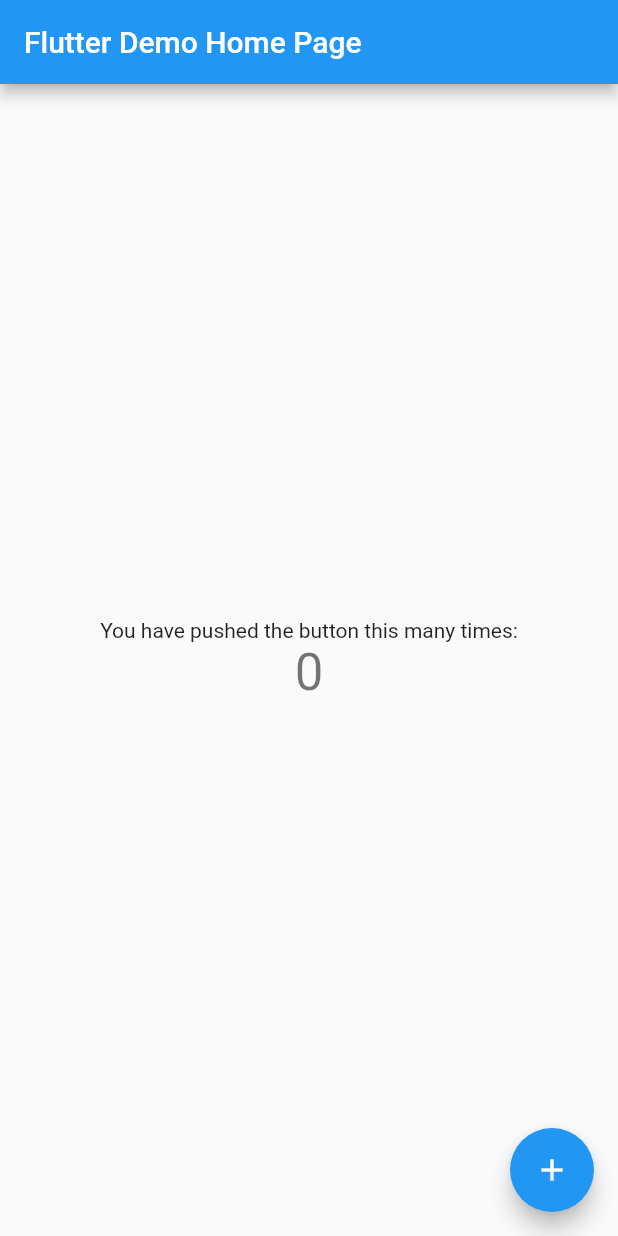
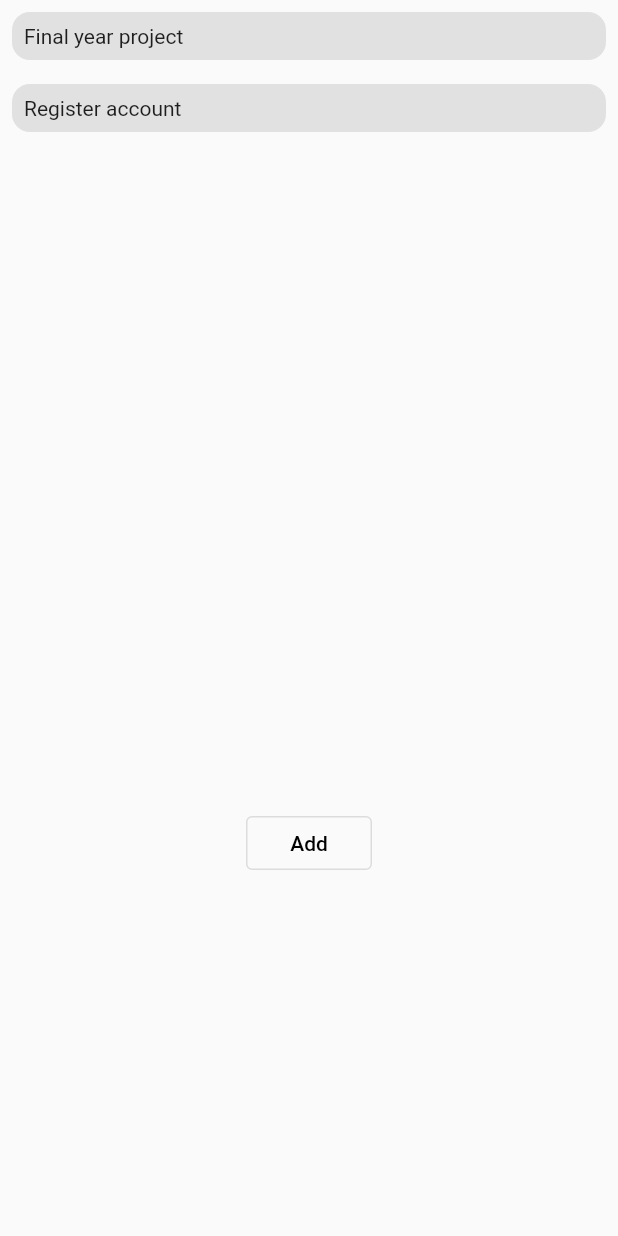
Before and after one commit to Xavier-IV/dev.zafranudin.app.todo_app, a Flutter app: the screen it shows after launch, on a phone screen of 412 x 824 dp. Run offline on Flutter 3.47's test engine with Material 2 defaults, Android fonts, the phone set to English and light mode, and no system bars.

Commit message:
#1 Add todo backbone

```diff
--- a/lib/main.dart
+++ b/lib/main.dart
@@ -1,4 +1,6 @@
 import 'package:flutter/material.dart';
+import 'package:flutter/services.dart';
+import 'package:todo_app/ui/screen/todo/todo_screen.dart';
 
 void main() {
   runApp(const MyApp());
@@ -7,109 +9,15 @@ void main() {
 class MyApp extends StatelessWidget {
   const MyApp({Key? key}) : super(key: key);
 
-  // This widget is the root of your application.
   @override
   Widget build(BuildContext context) {
     return MaterialApp(
+      debugShowCheckedModeBanner: false,
       title: 'Flutter Demo',
       theme: ThemeData(
-        // This is the theme of your application.
-        //
-        // Try running your application with "flutter run". You'll see the
-        // application has a blue toolbar. Then, without quitting the app, try
-        // changing the primarySwatch below to Colors.green and then invoke
-        // "hot reload" (press "r" in the console where you ran "flutter run",
-        // or simply save your changes to "hot reload" in a Flutter IDE).
-        // Notice that the counter didn't reset back to zero; the application
-        // is not restarted.
         primarySwatch: Colors.blue,
       ),
-      home: const MyHomePage(title: 'Flutter Demo Home Page'),
+      home: const TodoScreen(),
     );
   }
 }
-
-class MyHomePage extends StatefulWidget {
-  const MyHomePage({Key? key, required this.title}) : super(key: key);
-
-  // This widget is the home page of your application. It is stateful, meaning
-  // that it has a State object (defined below) that contains fields that affect
-  // how it looks.
-
-  // This class is the configuration for the state. It holds the values (in this
-  // case the title) provided by the parent (in this case the App widget) and
-  // used by the build method of the State. Fields in a Widget subclass are
-  // always marked "final".
-
-  final String title;
-
-  @override
-  State<MyHomePage> createState() => _MyHomePageState();
-}
-
-class _MyHomePageState extends State<MyHomePage> {
-  int _counter = 0;
-
-  void _incrementCounter() {
-    setState(() {
-      // This call to setState tells the Flutter framework that something has
-      // changed in this State, which causes it to rerun the build method below
-      // so that the display can reflect the updated values. If we changed
-      // _counter without calling setState(), then the build method would not be
-      // called again, and so nothing would appear to happen.
-      _counter++;
-    });
-  }
-
-  @override
-  Widget build(BuildContext context) {
-    // This method is rerun every time setState is called, for instance as done
-    // by the _incrementCounter method above.
-    //
-    // The Flutter framework has been optimized to make rerunning build methods
-    // fast, so that you can just rebuild anything that needs updating rather
-    // than having to individually change instances of widgets.
-    return Scaffold(
-      appBar: AppBar(
-        // Here we take the value from the MyHomePage object that was created by
-        // the App.build method, and use it to set our appbar title.
-        title: Text(widget.title),
-      ),
-      body: Center(
-        // Center is a layout widget. It takes a single child and positions it
-        // in the middle of the parent.
-        child: Column(
-          // Column is also a layout widget. It takes a list of children and
-          // arranges them vertically. By default, it sizes itself to fit its
-          // children horizontally, and tries to be as tall as its parent.
-          //
-          // Invoke "debug painting" (press "p" in the console, choose the
-          // "Toggle Debug Paint" action from the Flutter Inspector in Android
-          // Studio, or the "Toggle Debug Paint" command in Visual Studio Code)
-          // to see the wireframe for each widget.
-          //
-          // Column has various properties to control how it sizes itself and
-          // how it positions its children. Here we use mainAxisAlignment to
-          // center the children vertically; the main axis here is the vertical
-          // axis because Columns are vertical (the cross axis would be
-          // horizontal).
-          mainAxisAlignment: MainAxisAlignment.center,
-          children: <Widget>[
-            const Text(
-              'You have pushed the button this many times:',
-            ),
-            Text(
-              '$_counter',
-              style: Theme.of(context).textTheme.headline4,
-            ),
-          ],
-        ),
-      ),
-      floatingActionButton: FloatingActionButton(
-        onPressed: _incrementCounter,
-        tooltip: 'Increment',
-        child: const Icon(Icons.add),
-      ), // This trailing comma makes auto-formatting nicer for build methods.
-    );
-  }
-}
--- /dev/null
+++ b/lib/ui/constant.dart
@@ -0,0 +1,4 @@
+import 'package:flutter/material.dart';
+
+const double appDefaultPadding = 8.0;
+const double appDefaultMargin = 8.0;
--- /dev/null
+++ b/lib/ui/screen/todo/components/todo_control.dart
@@ -0,0 +1,37 @@
+import 'package:flutter/material.dart';
+import 'package:todo_app/ui/constant.dart';
+
+class TodoControl extends StatefulWidget {
+  const TodoControl({Key? key}) : super(key: key);
+
+  @override
+  State<TodoControl> createState() => _TodoControlState();
+}
+
+class _TodoControlState extends State<TodoControl> {
+  @override
+  Widget build(BuildContext context) {
+    return Container(
+      margin: const EdgeInsets.all(appDefaultMargin),
+      child: Center(
+        child: Container(
+          width: 100.0,
+          margin: const EdgeInsets.all(appDefaultMargin),
+          padding: const EdgeInsets.symmetric(
+            horizontal: appDefaultPadding,
+            vertical: appDefaultPadding / 4, // 5 top and bottom
+          ),
+          child: OutlinedButton(
+            onPressed: () => {},
+            child: Text(
+              'Add',
+              style: TextStyle(
+                color: Colors.black,
+              ),
+            ),
+          ),
+        ),
+      ),
+    );
+  }
+}
--- /dev/null
+++ b/lib/ui/screen/todo/components/todo_list.dart
@@ -0,0 +1,32 @@
+import 'package:flutter/material.dart';
+import 'package:todo_app/ui/constant.dart';
+
+class TodoList extends StatelessWidget {
+  const TodoList({Key? key, required this.items}) : super(key: key);
+
+  final List items;
+
+  @override
+  Widget build(BuildContext context) {
+    return Expanded(
+      child: ListView.builder(
+        scrollDirection: Axis.vertical,
+        itemCount: items.length,
+        shrinkWrap: true,
+        itemBuilder: (BuildContext context, int index) {
+          return Container(
+            padding: const EdgeInsets.all(appDefaultPadding),
+            margin: const EdgeInsets.all(appDefaultMargin),
+            decoration: BoxDecoration(
+              color: Colors.black.withOpacity(0.1),
+              borderRadius: BorderRadius.circular(12),
+            ),
+            child: Text(
+              items[index],
+            ),
+          );
+        },
+      ),
+    );
+  }
+}
--- /dev/null
+++ b/lib/ui/screen/todo/todo_screen.dart
@@ -0,0 +1,39 @@
+import 'package:flutter/material.dart';
+import 'package:flutter/services.dart';
+import 'package:todo_app/ui/constant.dart';
+import 'package:todo_app/ui/screen/todo/components/todo_control.dart';
+
+import 'components/todo_list.dart';
+
+class TodoScreen extends StatefulWidget {
+  const TodoScreen({Key? key}) : super(key: key);
+
+  @override
+  State<TodoScreen> createState() => _MyHomePageState();
+}
+
+class _MyHomePageState extends State<TodoScreen> {
+  List todoItems = ['Final year project', 'Register account'];
+
+  @override
+  Widget build(BuildContext context) {
+    return Scaffold(
+      body: AnnotatedRegion<SystemUiOverlayStyle>(
+        value: SystemUiOverlayStyle.dark,
+        child: SafeArea(
+          child: Column(
+            crossAxisAlignment: CrossAxisAlignment.center,
+            mainAxisAlignment: MainAxisAlignment.center,
+            children: [
+              TodoList(
+                items: todoItems,
+              ),
+              TodoControl(),
+              SizedBox(height: 220.0)
+            ],
+          ),
+        ),
+      ),
+    );
+  }
+}
```
